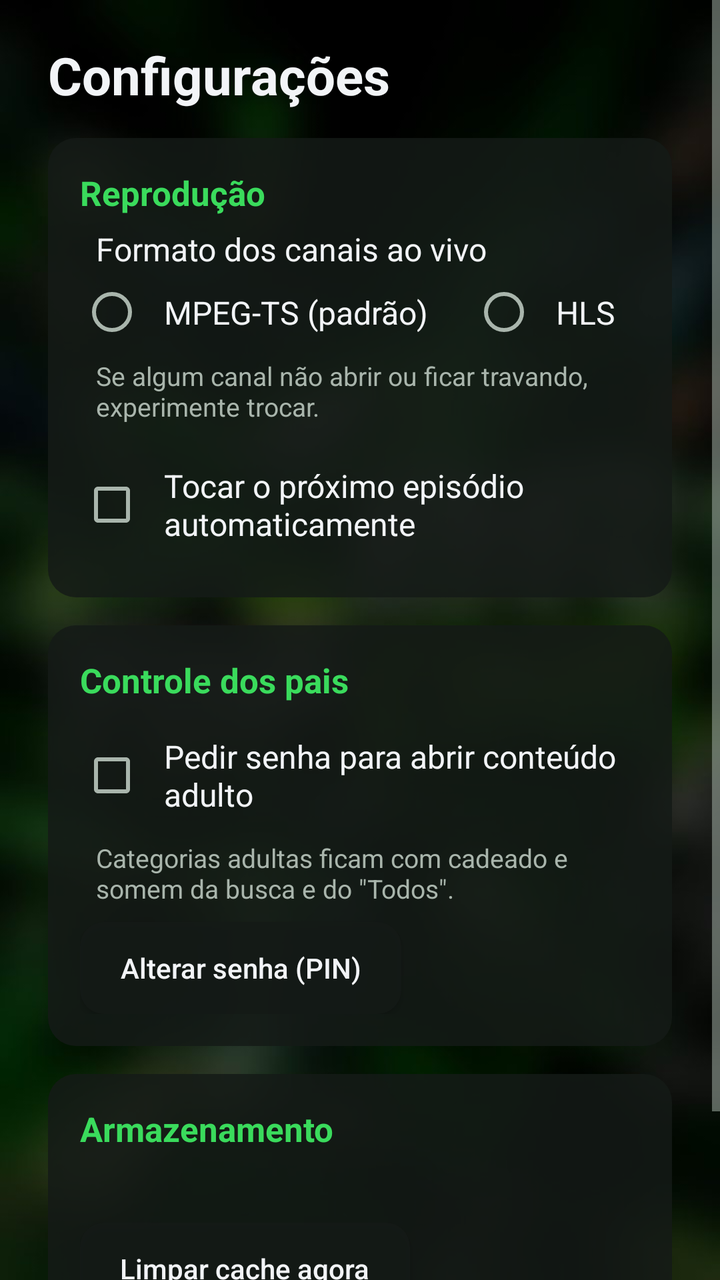
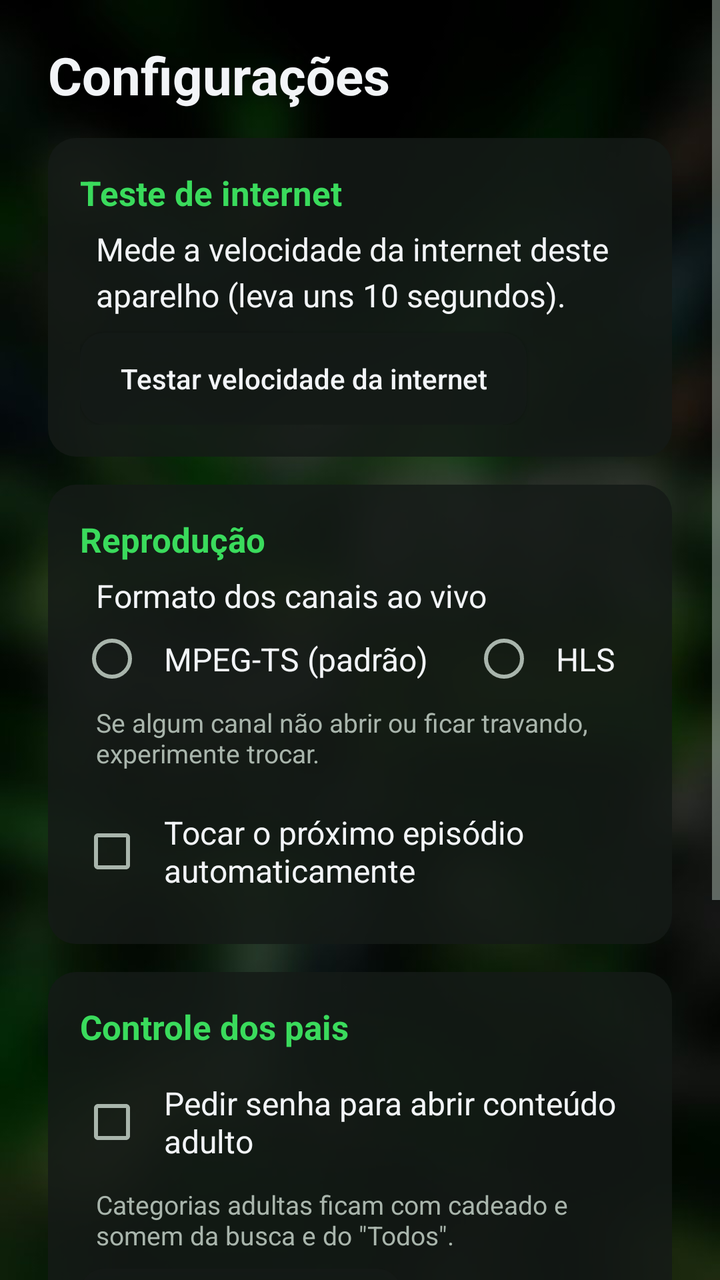

The first picture is an Android layout as it rendered before a commit; the second is the same layout after the commit. The layout source and the unified diff follow.
<!-- AndroidManifest.xml: application theme Theme.App -->
<!-- res/layout/activity_settings.xml -->
<?xml version="1.0" encoding="utf-8"?>
<ScrollView xmlns:android="http://schemas.android.com/apk/res/android"
    android:layout_width="match_parent"
    android:layout_height="match_parent">

    <LinearLayout
        android:layout_width="match_parent"
        android:layout_height="wrap_content"
        android:orientation="vertical"
        android:paddingStart="@dimen/form_side_padding"
        android:paddingTop="20dp"
        android:paddingEnd="@dimen/form_side_padding"
        android:paddingBottom="28dp">

        <TextView
            android:layout_width="wrap_content"
            android:layout_height="wrap_content"
            android:text="Configurações"
            android:textColor="@color/text"
            android:textSize="26sp"
            android:textStyle="bold" />

        
        <LinearLayout style="@style/SettingsCard">

            <TextView
                style="@style/SettingsTitle"
                android:text="Reprodução" />

            <TextView
                android:layout_width="wrap_content"
                android:layout_height="wrap_content"
                android:layout_marginStart="8dp"
                android:text="Formato dos canais ao vivo"
                android:textColor="@color/text"
                android:textSize="16sp" />

            <RadioGroup
                android:id="@+id/fmt_group"
                android:layout_width="wrap_content"
                android:layout_height="wrap_content"
                android:orientation="horizontal">

                <RadioButton
                    android:id="@+id/fmt_ts"
                    style="@style/SettingsOption"
                    android:text="MPEG-TS (padrão)" />

                <RadioButton
                    android:id="@+id/fmt_hls"
                    style="@style/SettingsOption"
                    android:layout_marginStart="12dp"
                    android:text="HLS" />
            </RadioGroup>

            <TextView
                style="@style/SettingsHint"
                android:text="Se algum canal não abrir ou ficar travando, experimente trocar." />

            <CheckBox
                android:id="@+id/auto_next"
                style="@style/SettingsOption"
                android:layout_marginTop="10dp"
                android:text="Tocar o próximo episódio automaticamente" />
        </LinearLayout>

        
        <LinearLayout style="@style/SettingsCard">

            <TextView
                style="@style/SettingsTitle"
                android:text="Controle dos pais" />

            <CheckBox
                android:id="@+id/parental"
                style="@style/SettingsOption"
                android:text="Pedir senha para abrir conteúdo adulto" />

            <TextView
                style="@style/SettingsHint"
                android:text="Categorias adultas ficam com cadeado e somem da busca e do &quot;Todos&quot;." />

            <Button
                android:id="@+id/change_pin"
                style="@style/SettingsButton"
                android:text="Alterar senha (PIN)" />
        </LinearLayout>

        
        <LinearLayout style="@style/SettingsCard">

            <TextView
                style="@style/SettingsTitle"
                android:text="Armazenamento" />

            <TextView
                android:id="@+id/cache_info"
                android:layout_width="wrap_content"
                android:layout_height="wrap_content"
                android:layout_marginStart="8dp"
                android:textColor="@color/text"
                android:textSize="16sp" />

            <Button
                android:id="@+id/clear_cache"
                style="@style/SettingsButton"
                android:text="Limpar cache agora" />
        </LinearLayout>

        <TextView
            android:id="@+id/about"
            android:layout_width="wrap_content"
            android:layout_height="wrap_content"
            android:layout_gravity="center_horizontal"
            android:layout_marginTop="18dp"
            android:textColor="@color/text_dim"
            android:textSize="13sp" />
    </LinearLayout>
</ScrollView>
<!-- resources referenced by this layout -->
<resources>
  <color name="text">#F2F4F7</color>
  <color name="text_dim">#A9B5AC</color>
  <dimen name="form_side_padding">24dp</dimen>
  <style name="SettingsButton" parent="Widget.AppCompat.Button">
          <item name="android:layout_width">wrap_content</item>
          <item name="android:layout_height">46dp</item>
          <item name="android:layout_marginTop">8dp</item>
          <item name="android:background">@drawable/bg_focus</item>
          <item name="android:paddingStart">20dp</item>
          <item name="android:paddingEnd">20dp</item>
          <item name="android:textColor">@color/text</item>
          <item name="android:textAllCaps">false</item>
      </style>
  <style name="SettingsCard">
          <item name="android:layout_width">match_parent</item>
          <item name="android:layout_height">wrap_content</item>
          <item name="android:layout_marginTop">14dp</item>
          <item name="android:background">@drawable/bg_card</item>
          <item name="android:orientation">vertical</item>
          <item name="android:padding">16dp</item>
      </style>
  <style name="SettingsHint">
          <item name="android:layout_width">wrap_content</item>
          <item name="android:layout_height">wrap_content</item>
          <item name="android:textColor">@color/text_dim</item>
          <item name="android:textSize">13sp</item>
          <item name="android:layout_marginStart">8dp</item>
          <item name="android:layout_marginTop">2dp</item>
      </style>
  <style name="SettingsOption">
          <item name="android:layout_width">wrap_content</item>
          <item name="android:layout_height">wrap_content</item>
          <item name="android:background">@drawable/bg_row</item>
          <item name="android:padding">10dp</item>
          <item name="android:textColor">@color/text</item>
          <item name="android:textSize">16sp</item>
      </style>
  <style name="SettingsTitle">
          <item name="android:layout_width">wrap_content</item>
          <item name="android:layout_height">wrap_content</item>
          <item name="android:textColor">@color/accent</item>
          <item name="android:textSize">17sp</item>
          <item name="android:textStyle">bold</item>
          <item name="android:layout_marginBottom">6dp</item>
      </style>
  <style name="Theme.App" parent="Theme.AppCompat.NoActionBar">
          <item name="colorPrimary">@color/accent</item>
          <item name="colorPrimaryDark">@color/bg</item>
          <item name="colorAccent">@color/accent</item>
          <item name="android:windowBackground">@drawable/window_bg</item>
          <item name="android:textColorPrimary">@color/text</item>
          <item name="android:textColorSecondary">@color/text_dim</item>
          <item name="android:statusBarColor">@color/bg</item>
          <item name="android:navigationBarColor">@color/bg</item>
      </style>
  <!-- drawable bg_card (drawable) -->
  <?xml version="1.0" encoding="utf-8"?>
  <shape xmlns:android="http://schemas.android.com/apk/res/android">
      <solid android:color="@color/surface" />
      <corners android:radius="14dp" />
  </shape>
  <!-- drawable bg_row (drawable) -->
  <?xml version="1.0" encoding="utf-8"?>
  <selector xmlns:android="http://schemas.android.com/apk/res/android">
      <item android:state_focused="true">
          <shape>
              <solid android:color="@color/surface_focus" />
              <stroke android:width="2dp" android:color="@color/accent" />
              <corners android:radius="8dp" />
          </shape>
      </item>
      <item android:drawable="@android:color/transparent" />
  </selector>
  <color name="accent">#3ADB5C</color>
  <color name="bg">#0A0F0B</color>
  <!-- drawable window_bg (drawable) -->
  <?xml version="1.0" encoding="utf-8"?>
  <bitmap xmlns:android="http://schemas.android.com/apk/res/android"
      android:gravity="fill"
      android:src="@drawable/bg_app_img" />
  <color name="surface_focus">#E6203A27</color>
  <color name="accent_dim">#B31E7A35</color>
  <color name="surface">#D9141A17</color>
  <!-- unchanged entries left out for length: 2 -->
</resources>

<!-- the commit's change to res/layout/activity_settings.xml (unified diff, before → after) -->
@@ -19,6 +19,29 @@
             android:textColor="@color/text"
             android:textSize="26sp"
             android:textStyle="bold" />
+
+        
+        <LinearLayout style="@style/SettingsCard">
+
+            <TextView
+                style="@style/SettingsTitle"
+                android:text="Teste de internet" />
+
+            <TextView
+                android:id="@+id/speed_result"
+                android:layout_width="match_parent"
+                android:layout_height="wrap_content"
+                android:layout_marginStart="8dp"
+                android:lineSpacingExtra="4dp"
+                android:text="Mede a velocidade da internet deste aparelho (leva uns 10 segundos)."
+                android:textColor="@color/text"
+                android:textSize="16sp" />
+
+            <Button
+                android:id="@+id/speed_test"
+                style="@style/SettingsButton"
+                android:text="Testar velocidade da internet" />
+        </LinearLayout>
 
         
         <LinearLayout style="@style/SettingsCard">
